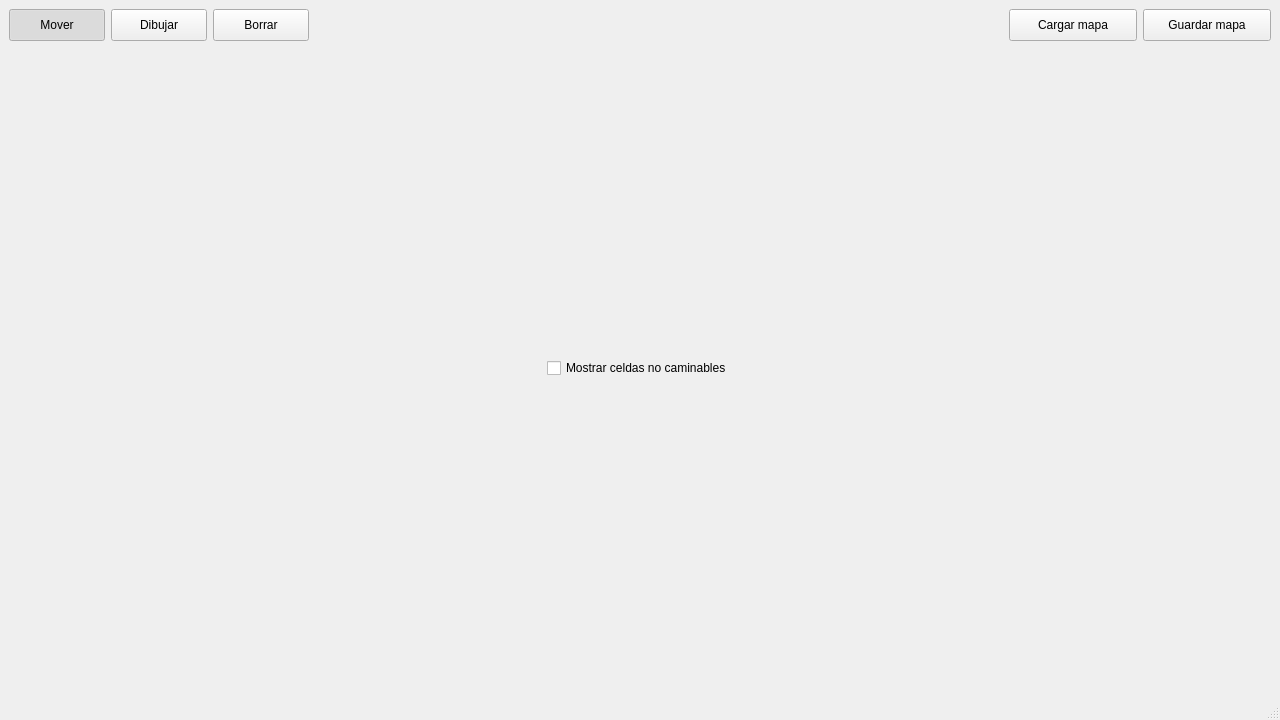
Qt form editor/editor.ui (Nicolas-Olivieri/taller-tp-grupal) before a commit.
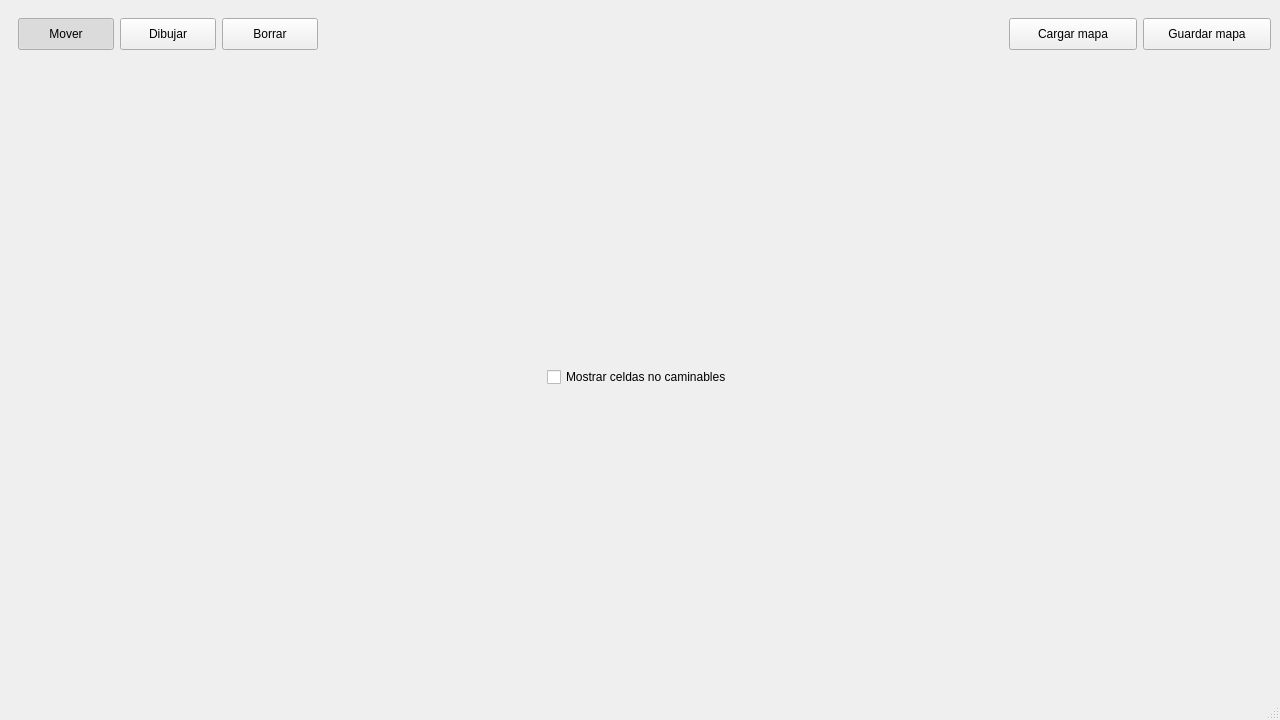
The same form after that commit. Icons and pictures are not drawn.

Commit message: Mejora persistencia - Carga de mapas pide validación al usuario ya que la operación borra el estado actual del editor - Guardado de mapas modifica el nombre indicado para que siempre el archivo termine en .bin - Agrega magic number al archivo binario para evitar crasheos al parsear

The edit to the form file:
```diff
--- a/editor/editor.ui
+++ b/editor/editor.ui
@@ -27,6 +27,9 @@
     <item>
      <layout class="QHBoxLayout" name="horizontalLayout">
       <item>
+       <widget class="QWidget" name="widget" native="true">
+        <layout class="QHBoxLayout" name="horizontalLayout_4">
+         <item>
        <widget class="QPushButton" name="dragBtn">
         <property name="minimumSize">
          <size>
@@ -93,6 +96,12 @@
         <property name="checkable">
          <bool>true</bool>
         </property>
+           <property name="autoExclusive">
+            <bool>true</bool>
+           </property>
+          </widget>
+         </item>
+        </layout>
        </widget>
       </item>
       <item>
```
Left out of the diff: 6 changed lines with no effect on the pictures. Lines whose indentation alone changed are shown as unchanged. The commit also changes 10 other files.
